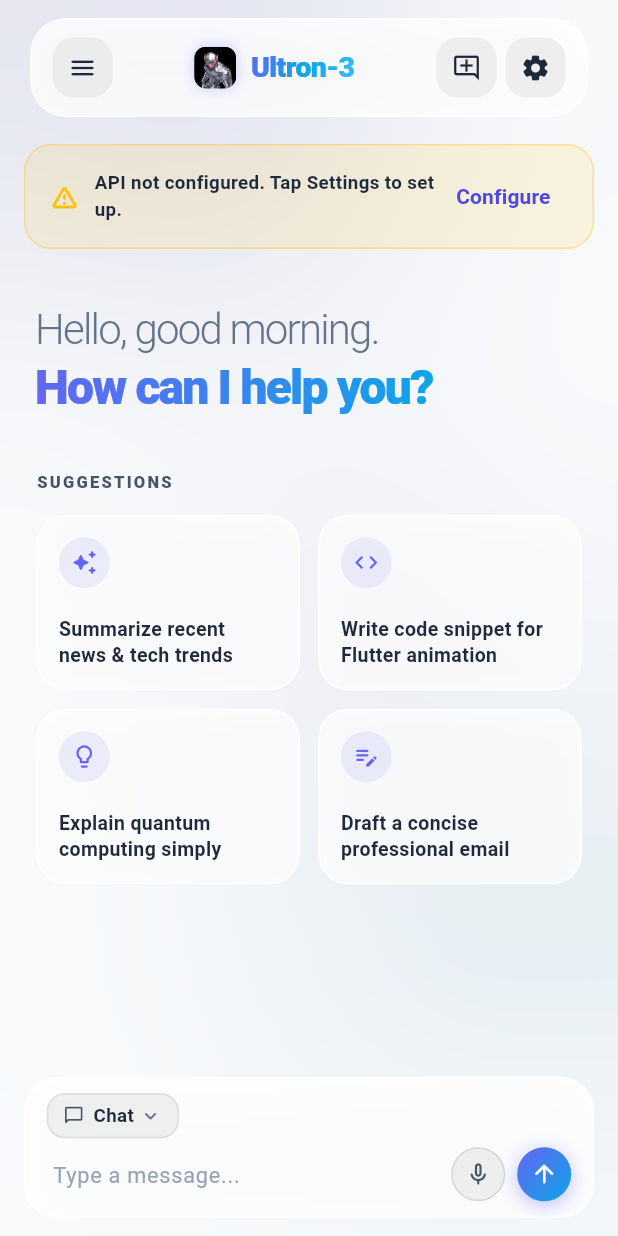
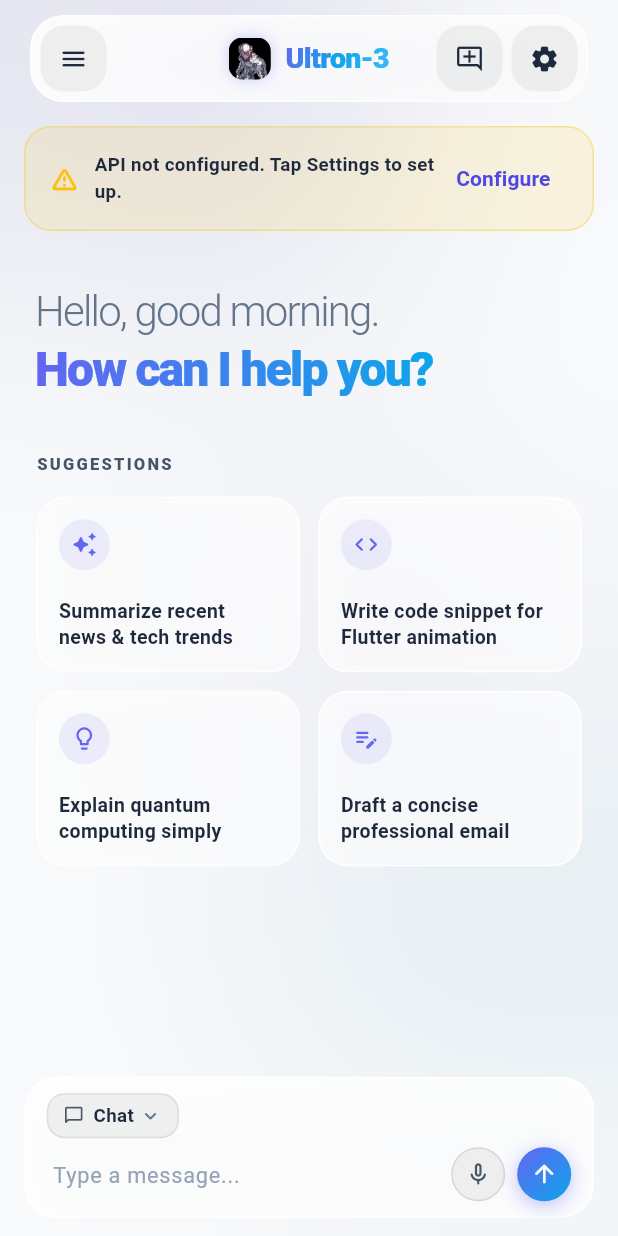
Before and after one commit to GOHANX1234/ultron, a Flutter app: the HomeScreen screen opened directly, on a phone screen of 412 x 824 dp. Run offline on Flutter 3.47's test engine with Material 3 defaults, Android fonts, the phone set to English and light mode, and no system bars; our stand-ins replace audioplayers, flutter_contacts, flutter_local_notifications, flutter_markdown, permission_handler, shared_preferences and 1 more; missing offline and left inert: android_intent_plus, installed_apps, screen_brightness, shizuku_api, volume_controller; accounts and stored records are empty.

Commit message:
refactor(ui): rebuild the floating nav bar as its own widget
Moves the chat screen's floating glass header into lib/widgets/floating_nav_bar.dart
and fixes what was wrong with it.

Layout: the brand was centred with a pair of Spacers between one action on the
left and two on the right, which pushes it off-centre by half an action. It is
now centred independently in a Stack, so it stays optically centred whatever
each side grows to.

Geometry: the card's radius was 24 with 14/12 padding and 14-radius actions, so
no two curves shared a centre. Now radius 22, a uniform 6 inset, and 16-radius
actions — inner radius equals outer minus inset. Actions grew 40 -> 44dp, closer
to the 48dp touch-target guidance.

Ink: each action was a decorated Container inside an InkWell, so the splash was
painted square behind the rounded tint. The tint is now the Material's own
colour with clipBehavior: Clip.antiAlias, and the splash follows the shape.

Also a gradient fill instead of a flat one, so the glass has falloff.

Performance, which is the bigger half of this:

- HomeScreen calls setState for every streamed token, and this subtree rebuilt
  each time with a BackdropFilter in it. FloatingNavBar defines == over its
  fields, and Element.updateChild skips a child whose new widget compares equal,
  so the bar is now untouched for the whole of a streaming reply. This is why
  the callbacks are typed as method tear-offs (canonicalised per instance) and
  why "disabled" is passed as a bool rather than a nullable callback — a closure
  or a conditional null would break equality every build.
- Wrapped in a RepaintBoundary so its blur is not re-layered when the message
  list scrolls.
- The 28dp logo decoded at its full 512px source resolution; added cacheWidth /
  cacheHeight at 4x the layout size.

Not verified on-device: no Dart/Flutter SDK in this environment, so
flutter analyze and flutter test were not run. test/floating_nav_bar_test.dart
covers the centring, the busy state, the drawer, and the equality contract the
rebuild-skipping depends on, but has never been executed.

Co-Authored-By: Claude Opus 5 <noreply@anthropic.com>

```diff
--- a/lib/screens/home_screen.dart
+++ b/lib/screens/home_screen.dart
@@ -7,6 +7,7 @@ import '../models/chat_message.dart';
 import '../services/ai_service.dart';
 import '../services/action_handler.dart';
 import '../services/voice_service.dart';
+import '../widgets/floating_nav_bar.dart';
 import '../widgets/message_bubble.dart';
 import '../widgets/thinking_avatar.dart';
 import '../services/telegram_service.dart';
@@ -598,8 +599,15 @@ class _HomeScreenState extends State<HomeScreen> with WidgetsBindingObserver {
           // Main Column layout
           Column(
             children: [
-              // Floating Glass Header (Replaces heavy standard AppBar)
-              _buildFloatingHeader(context, isDark),
+              // Floating glass nav bar (replaces a heavy standard AppBar).
+              // Its fields are all stable across a streaming reply, and it
+              // defines ==, so it is skipped by the per-token setState.
+              FloatingNavBar(
+                isDark: isDark,
+                busy: _isLoading,
+                onNewChat: _startNewChat,
+                onSettings: _openSettings,
+              ),
 
               // API key warning banner if not configured
               if (!_aiService.isConfigured) _buildApiWarningBanner(context, isDark),
@@ -631,112 +639,7 @@ class _HomeScreenState extends State<HomeScreen> with WidgetsBindingObserver {
     );
   }
 
-  Widget _buildFloatingHeader(BuildContext context, bool isDark) {
-    return SafeArea(
-      bottom: false,
-      child: Container(
-        margin: const EdgeInsets.symmetric(horizontal: 20, vertical: 12),
-        child: ClipRRect(
-          borderRadius: BorderRadius.circular(24),
-          child: BackdropFilter(
-            filter: ImageFilter.blur(sigmaX: 20, sigmaY: 20),
-            child: Container(
-              padding: const EdgeInsets.symmetric(horizontal: 14, vertical: 12),
-              decoration: BoxDecoration(
-                color: isDark
-                    ? Colors.white.withValues(alpha: 0.09)
-                    : Colors.white.withValues(alpha: 0.78),
-                borderRadius: BorderRadius.circular(24),
-                border: Border.all(
-                  color: isDark
-                      ? Colors.white.withValues(alpha: 0.15)
-                      : Colors.white.withValues(alpha: 0.88),
-                  width: 1.0,
-                ),
-                boxShadow: [
-                  BoxShadow(
-                    color: isDark
-                        ? Colors.black.withValues(alpha: 0.28)
-                        : const Color(0x0C0F172A),
-                    blurRadius: 18,
-                    spreadRadius: -2,
-                    offset: const Offset(0, 5),
-                  ),
-                ],
-              ),
-              child: Row(
-                children: [
-                  // Menu drawer trigger button
-                  Builder(
-                    builder: (btnContext) => _buildHeaderIconButton(
-                      icon: Icons.menu_rounded,
-                      tooltip: 'Menu',
-                      isDark: isDark,
-                      onPressed: () => Scaffold.of(btnContext).openDrawer(),
-                    ),
-                  ),
-                  const Spacer(),
-                  // Brand Title with Gradient & App Logo
-                  Row(
-                    mainAxisSize: MainAxisSize.min,
-                    children: [
-                      Container(
-                        width: 28,
-                        height: 28,
-                        decoration: BoxDecoration(
-                          borderRadius: BorderRadius.circular(8),
-                          boxShadow: [
-                            BoxShadow(
-                              color: const Color(0xFF6366F1).withValues(alpha: 0.30),
-                              blurRadius: 8,
-                              spreadRadius: 0,
-                            ),
-                          ],
-                        ),
-                        child: ClipRRect(
-                          borderRadius: BorderRadius.circular(8),
-                          child: Image.asset(
-                            'assets/app-logo.png',
-                            width: 28,
-                            height: 28,
-                            fit: BoxFit.cover,
-                          ),
-                        ),
-                      ),
-                      const SizedBox(width: 10),
-                      ShaderMask(
-                        shaderCallback: (bounds) => const LinearGradient(
-                          colors: [Color(0xFF6366F1), Color(0xFF0EA5E9), Color(0xFF38BDF8)],
-                          begin: Alignment.topLeft,
-                          end: Alignment.bottomRight,
-                        ).createShader(bounds),
-                        child: const Text(
-                          'Ultron-3',
-                          style: TextStyle(
-                            fontSize: 19,
-                            fontWeight: FontWeight.w800,
-                            letterSpacing: -0.4,
-                            color: Colors.white,
-                          ),
-                        ),
-                      ),
-                    ],
-                  ),
-                  const Spacer(),
-                  // New Chat Action
-                  _buildHeaderIconButton(
-                    icon: Icons.add_comment_outlined,
-                    tooltip: 'New Chat',
-                    isDark: isDark,
-                    onPressed: _isLoading ? null : _startNewChat,
-                  ),
-                  const SizedBox(width: 6),
-                  // Settings Action
-                  _buildHeaderIconButton(
-                    icon: Icons.settings_rounded,
-                    tooltip: 'Settings',
-                    isDark: isDark,
-                    onPressed: () async {
+  Future<void> _openSettings() async {
     await Navigator.push(
       context,
       MaterialPageRoute(
@@ -751,50 +654,6 @@ class _HomeScreenState extends State<HomeScreen> with WidgetsBindingObserver {
     );
     await _actionHandler.shizuku.checkAvailability();
     if (mounted) setState(() {});
-                    },
-                  ),
-                ],
-              ),
-            ),
-          ),
-        ),
-      ),
-    );
-  }
-
-  Widget _buildHeaderIconButton({
-    required IconData icon,
-    required String tooltip,
-    required bool isDark,
-    required VoidCallback? onPressed,
-  }) {
-    return Material(
-      color: Colors.transparent,
-      child: InkWell(
-        onTap: onPressed,
-        borderRadius: BorderRadius.circular(14),
-        child: Tooltip(
-          message: tooltip,
-          child: Container(
-            width: 40,
-            height: 40,
-            decoration: BoxDecoration(
-              color: isDark
-                  ? Colors.white.withValues(alpha: 0.08)
-                  : Colors.black.withValues(alpha: 0.05),
-              borderRadius: BorderRadius.circular(14),
-            ),
-            child: Icon(
-              icon,
-              size: 20,
-              color: isDark
-                  ? (onPressed == null ? Colors.white30 : Colors.white)
-                  : (onPressed == null ? Colors.black26 : const Color(0xFF1E293B)),
-            ),
-          ),
-        ),
-      ),
-    );
   }
 
   Widget _buildBackgroundGlows(bool isDark) {
--- /dev/null
+++ b/lib/widgets/floating_nav_bar.dart
@@ -0,0 +1,252 @@
+import 'dart:ui';
+
+import 'package:flutter/material.dart';
+
+/// The floating glass bar at the top of the chat screen.
+///
+/// This lives outside `HomeScreen` and overrides [operator ==] on purpose.
+/// `HomeScreen` calls `setState` for every streamed token, and
+/// `Element.updateChild` skips rebuilding a child whose new widget compares
+/// equal to the old one — so as long as none of these fields change, the whole
+/// bar (including its [BackdropFilter], the most expensive thing in the
+/// subtree) is untouched while a reply streams in. All the callbacks are method
+/// tear-offs on the state object, which Dart canonicalises per instance, so
+/// they stay equal across rebuilds. Do not pass closures.
+class FloatingNavBar extends StatelessWidget {
+  const FloatingNavBar({
+    super.key,
+    required this.isDark,
+    required this.busy,
+    required this.onNewChat,
+    required this.onSettings,
+  });
+
+  final bool isDark;
+
+  /// Disables "New chat" while a reply is generating. Passed as state rather
+  /// than a nullable callback so the callback itself stays a stable tear-off.
+  final bool busy;
+
+  final VoidCallback onNewChat;
+  final VoidCallback onSettings;
+
+  /// Concentric geometry: an action's radius is the card's radius minus the
+  /// inset, so every curve shares a centre with the card's.
+  static const double _radius = 22;
+  static const double _inset = 6;
+  static const double _action = 44;
+  static const double _actionRadius = _radius - _inset;
+
+  static const Color _accent = Color(0xFF6366F1);
+
+  @override
+  Widget build(BuildContext context) {
+    return SafeArea(
+      bottom: false,
+      child: RepaintBoundary(
+        child: Container(
+          margin: const EdgeInsets.symmetric(horizontal: 20, vertical: 10),
+          child: ClipRRect(
+            borderRadius: BorderRadius.circular(_radius),
+            child: BackdropFilter(
+              filter: ImageFilter.blur(sigmaX: 18, sigmaY: 18),
+              child: Container(
+                padding: const EdgeInsets.all(_inset),
+                decoration: BoxDecoration(
+                  // A gradient rather than a flat fill: glass reads as glass
+                  // because the sheen falls off from the top-left.
+                  gradient: LinearGradient(
+                    begin: Alignment.topLeft,
+                    end: Alignment.bottomRight,
+                    colors: isDark
+                        ? [
+                            Colors.white.withValues(alpha: 0.14),
+                            Colors.white.withValues(alpha: 0.06),
+                          ]
+                        : [
+                            Colors.white.withValues(alpha: 0.88),
+                            Colors.white.withValues(alpha: 0.68),
+                          ],
+                  ),
+                  borderRadius: BorderRadius.circular(_radius),
+                  border: Border.all(
+                    color: isDark
+                        ? Colors.white.withValues(alpha: 0.16)
+                        : Colors.white.withValues(alpha: 0.90),
+                    width: 1,
+                  ),
+                  boxShadow: [
+                    BoxShadow(
+                      color: isDark
+                          ? Colors.black.withValues(alpha: 0.28)
+                          : const Color(0x0C0F172A),
+                      blurRadius: 18,
+                      spreadRadius: -2,
+                      offset: const Offset(0, 5),
+                    ),
+                  ],
+                ),
+                // Stack, not Row-with-Spacers: the previous layout had one
+                // action on the left and two on the right, so a pair of
+                // Spacers pushed the title off-centre by half an action.
+                // Centring it independently keeps it optically centred however
+                // many actions each side grows to.
+                child: Stack(
+                  alignment: Alignment.center,
+                  children: [
+                    const _NavBrand(),
+                    Row(
+                      children: [
+                        _NavAction(
+                          icon: Icons.menu_rounded,
+                          tooltip: 'Menu',
+                          isDark: isDark,
+                          // Scaffold.of works here because the bar is built
+                          // inside the Scaffold's body, which also means the
+                          // caller does not have to thread a key through.
+                          onPressed: () => Scaffold.of(context).openDrawer(),
+                        ),
+                        const Spacer(),
+                        _NavAction(
+                          icon: Icons.add_comment_outlined,
+                          tooltip: 'New chat',
+                          isDark: isDark,
+                          onPressed: busy ? null : onNewChat,
+                        ),
+                        const SizedBox(width: _inset),
+                        _NavAction(
+                          icon: Icons.settings_rounded,
+                          tooltip: 'Settings',
+                          isDark: isDark,
+                          onPressed: onSettings,
+                        ),
+                      ],
+                    ),
+                  ],
+                ),
+              ),
+            ),
+          ),
+        ),
+      ),
+    );
+  }
+
+  @override
+  bool operator ==(Object other) =>
+      other is FloatingNavBar &&
+      other.isDark == isDark &&
+      other.busy == busy &&
+      other.onNewChat == onNewChat &&
+      other.onSettings == onSettings;
+
+  @override
+  int get hashCode => Object.hash(isDark, busy, onNewChat, onSettings);
+}
+
+/// Logo plus wordmark. Const so it is created once and never rebuilt.
+class _NavBrand extends StatelessWidget {
+  const _NavBrand();
+
+  @override
+  Widget build(BuildContext context) {
+    return Row(
+      mainAxisSize: MainAxisSize.min,
+      children: [
+        Container(
+          width: 28,
+          height: 28,
+          decoration: BoxDecoration(
+            borderRadius: BorderRadius.circular(9),
+            boxShadow: [
+              BoxShadow(
+                color: FloatingNavBar._accent.withValues(alpha: 0.30),
+                blurRadius: 8,
+              ),
+            ],
+          ),
+          child: ClipRRect(
+            borderRadius: BorderRadius.circular(9),
+            child: Image.asset(
+              'assets/app-logo.png',
+              width: 28,
+              height: 28,
+              fit: BoxFit.cover,
+              // The logo is drawn at 28dp from a 512px source; without an
+              // explicit cache size the full-resolution bitmap is decoded and
+              // held in memory.
+              cacheWidth: 112,
+              cacheHeight: 112,
+            ),
+          ),
+        ),
+        const SizedBox(width: 10),
+        ShaderMask(
+          shaderCallback: (bounds) => const LinearGradient(
+            colors: [Color(0xFF6366F1), Color(0xFF0EA5E9), Color(0xFF38BDF8)],
+            begin: Alignment.topLeft,
+            end: Alignment.bottomRight,
+          ).createShader(bounds),
+          child: const Text(
+            'Ultron-3',
+            style: TextStyle(
+              fontSize: 19,
+              fontWeight: FontWeight.w800,
+              letterSpacing: -0.4,
+              color: Colors.white,
+            ),
+          ),
+        ),
+      ],
+    );
+  }
+}
+
+/// One 44dp action. A null [onPressed] renders the disabled colours.
+class _NavAction extends StatelessWidget {
+  const _NavAction({
+    required this.icon,
+    required this.tooltip,
+    required this.isDark,
+    required this.onPressed,
+  });
+
+  final IconData icon;
+  final String tooltip;
+  final bool isDark;
+  final VoidCallback? onPressed;
+
+  @override
+  Widget build(BuildContext context) {
+    final enabled = onPressed != null;
+
+    return Tooltip(
+      message: tooltip,
+      child: Material(
+        // The tint is the Material's own colour rather than a nested
+        // decorated Container, so the ink splash is clipped to the same
+        // rounded shape instead of overflowing a square.
+        color: isDark
+            ? Colors.white.withValues(alpha: 0.08)
+            : Colors.black.withValues(alpha: 0.05),
+        borderRadius: BorderRadius.circular(FloatingNavBar._actionRadius),
+        clipBehavior: Clip.antiAlias,
+        child: InkWell(
+          onTap: onPressed,
+          borderRadius: BorderRadius.circular(FloatingNavBar._actionRadius),
+          child: SizedBox(
+            width: FloatingNavBar._action,
+            height: FloatingNavBar._action,
+            child: Icon(
+              icon,
+              size: 20,
+              color: isDark
+                  ? (enabled ? Colors.white : Colors.white30)
+                  : (enabled ? const Color(0xFF1E293B) : Colors.black26),
+            ),
+          ),
+        ),
+      ),
+    );
+  }
+}
```
Also changed, not shown: 1 other file. Lines whose indentation alone changed are shown as unchanged.
